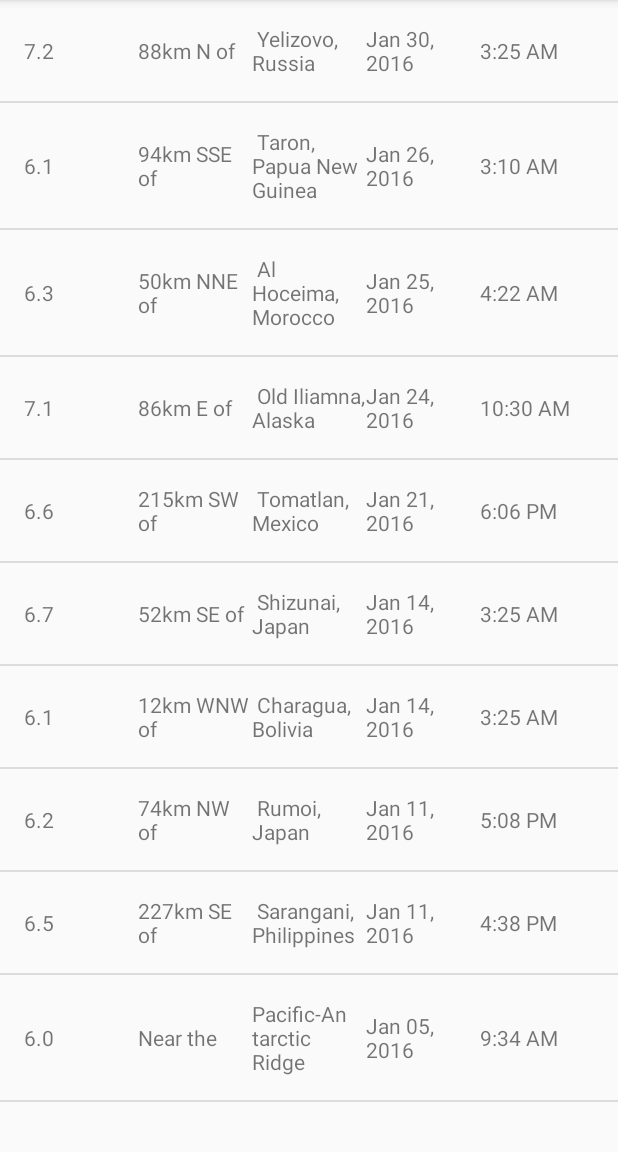
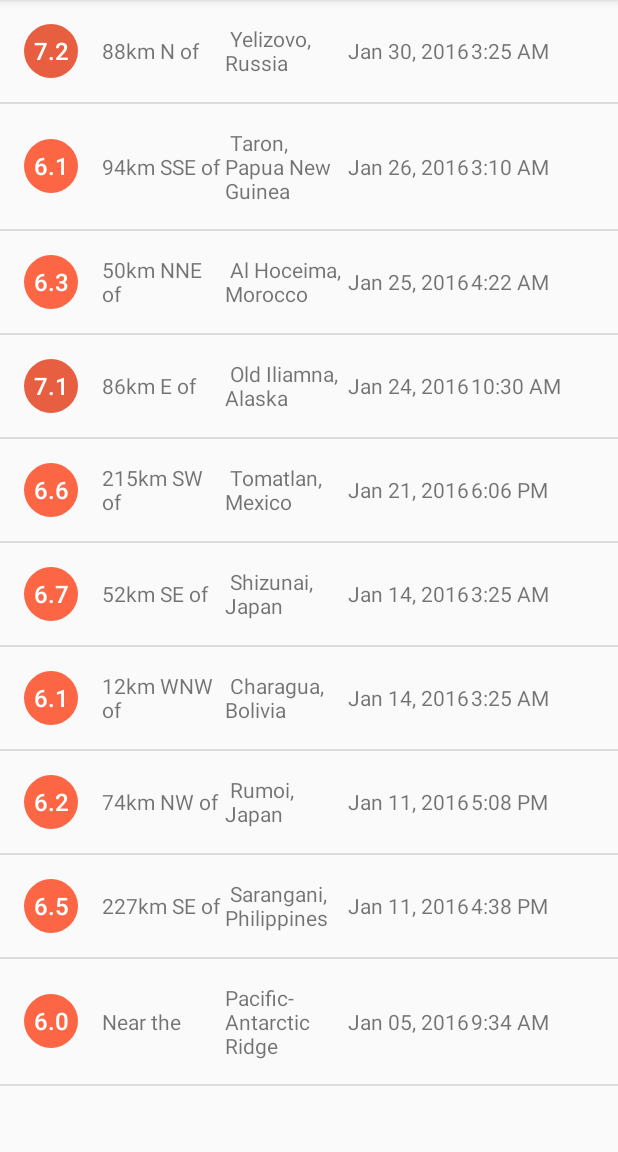
Before and after one commit to toddskinner/quakereport, an Android app: the screen it shows after launch (EarthquakeActivity), on a phone screen of 412 x 824 dp, the part 84-1236 px from its top. Run offline under Robolectric (Android 15) with nearby library versions, the phone set to English and light mode, and no system bars.

Commit message:
Add colored circles

```diff
--- a/app/src/main/java/com/example/android/quakereport/EarthquakeListAdapter.java
+++ b/app/src/main/java/com/example/android/quakereport/EarthquakeListAdapter.java
@@ -2,18 +2,20 @@ package com.example.android.quakereport;
 
 import android.app.Activity;
 import android.app.LauncherActivity;
+import android.support.v4.content.ContextCompat;
 import android.view.LayoutInflater;
 import android.view.View;
 import android.view.ViewGroup;
 import android.widget.ArrayAdapter;
 import android.widget.TextView;
-
+import android.graphics.drawable.GradientDrawable;
 import java.text.DecimalFormat;
 import java.text.SimpleDateFormat;
 import java.util.ArrayList;
 import java.util.Date;
 
 import static android.R.attr.format;
+import static android.support.v4.content.ContextCompat.getColor;
 import static com.example.android.quakereport.R.id.date;
 import static com.example.android.quakereport.R.id.time;
 
@@ -37,9 +39,14 @@ public class EarthquakeListAdapter extends ArrayAdapter<Earthquake> {
         Earthquake currentEarthquake = getItem(position);
 
         TextView magnitudeTextView = (TextView) convertView.findViewById(R.id.magnitude);
-        DecimalFormat formatter = new DecimalFormat("0.0");
-        String output = formatter.format(currentEarthquake.getMagnitude());
-        magnitudeTextView.setText(String.valueOf(output));
+        magnitudeTextView.setText(String.valueOf(formatMagnitude(currentEarthquake.getMagnitude())));
+        // Set the proper background color on the magnitude circle.
+        // Fetch the background from the TextView, which is a GradientDrawable.
+        GradientDrawable magnitudeCircle = (GradientDrawable) magnitudeTextView.getBackground();
+        // Get the appropriate background color based on the current earthquake magnitude
+        int magnitudeColor = getMagnitudeColor(currentEarthquake.getMagnitude());
+        // Set the color on the magnitude circle
+        magnitudeCircle.setColor(magnitudeColor);
 
         TextView locationOffsetTextView = (TextView) convertView.findViewById(R.id.locationOffset);
         String locationOffset = getLocationOffset(currentEarthquake.getLocation());
@@ -86,4 +93,37 @@ public class EarthquakeListAdapter extends ArrayAdapter<Earthquake> {
             return location;
         }
     }
+
+    public String formatMagnitude(double mag){
+        DecimalFormat formatter = new DecimalFormat("0.0");
+        return formatter.format(mag);
+    }
+
+    public int getMagnitudeColor(double magnitude){
+        switch((int) magnitude) {
+            case 0:
+            case 1:
+                return ContextCompat.getColor(getContext(), R.color.magnitude1);
+            case 2:
+                return ContextCompat.getColor(getContext(), R.color.magnitude2);
+            case 3:
+                return ContextCompat.getColor(getContext(), R.color.magnitude3);
+            case 4:
+                return ContextCompat.getColor(getContext(), R.color.magnitude4);
+            case 5:
+                return ContextCompat.getColor(getContext(), R.color.magnitude5);
+            case 6:
+                return ContextCompat.getColor(getContext(), R.color.magnitude6);
+            case 7:
+                return ContextCompat.getColor(getContext(), R.color.magnitude7);
+            case 8:
+                return ContextCompat.getColor(getContext(), R.color.magnitude8);
+            case 9:
+                return ContextCompat.getColor(getContext(), R.color.magnitude9);
+            case 10:
+                return ContextCompat.getColor(getContext(), R.color.magnitude10plus);
+            default:
+                return ContextCompat.getColor(getContext(), R.color.magnitude1);
+        }
+    }
 }
--- /dev/null
+++ b/app/src/main/res/drawable/magnitude_circle.xml
@@ -0,0 +1,10 @@
+<?xml version="1.0" encoding="utf-8"?>
+<!-- Background circle for the magnitude value -->
+<shape xmlns:android="http://schemas.android.com/apk/res/android"
+    android:shape="oval">
+    <solid android:color="@color/magnitude1" />
+    <size
+        android:width="36dp"
+        android:height="36dp" />
+    <corners android:radius="18dp" />
+</shape>
--- a/app/src/main/res/layout/earthquake.xml
+++ b/app/src/main/res/layout/earthquake.xml
@@ -7,12 +7,18 @@
     android:padding="16dp">
 
     <TextView
-        android:layout_width="0dp"
-        android:layout_height="wrap_content"
-        android:layout_weight="1"
-        android:id="@+id/magnitude"/>
+        android:layout_width="36dp"
+        android:layout_height="36dp"
+        android:layout_gravity="center_vertical"
+        android:background="@drawable/magnitude_circle"
+        android:fontFamily="sans-serif-medium"
+        android:gravity="center"
+        android:textColor="@android:color/white"
+        android:textSize="16sp"
+        android:id="@+id/magnitude" />
 
     <TextView
+        android:layout_marginLeft="16dp"
         android:layout_width="0dp"
         android:layout_height="wrap_content"
         android:layout_weight="1"
--- a/app/src/main/res/values/colors.xml
+++ b/app/src/main/res/values/colors.xml
@@ -22,4 +22,34 @@
 
     <!-- Accent color of the app -->
     <color name="colorAccent">#10CAC9</color>
+
+    <!-- Color for an earthquake with magnitude 0 and 2 -->
+    <color name="magnitude1">#4A7BA7</color>
+
+    <!-- Magnitude circle color for an earthquake with magnitude between 2 and 3 -->
+    <color name="magnitude2">#04B4B3</color>
+
+    <!-- Magnitude circle color for an earthquake with magnitude between 3 and 4 -->
+    <color name="magnitude3">#10CAC9</color>
+
+    <!-- Magnitude circle color for an earthquake with magnitude between 4 and 5 -->
+    <color name="magnitude4">#F5A623</color>
+
+    <!-- Magnitude circle color for an earthquake with magnitude between 5 and 6 -->
+    <color name="magnitude5">#FF7D50</color>
+
+    <!-- Magnitude circle color for an earthquake with magnitude between 6 and 7 -->
+    <color name="magnitude6">#FC6644</color>
+
+    <!-- Magnitude circle color for an earthquake with magnitude between 7 and 8 -->
+    <color name="magnitude7">#E75F40</color>
+
+    <!-- Magnitude circle color for an earthquake with magnitude between 8 and 9 -->
+    <color name="magnitude8">#E13A20</color>
+
+    <!-- Magnitude circle color for an earthquake with magnitude between 9 and 10 -->
+    <color name="magnitude9">#D93218</color>
+
+    <!-- Magnitude circle color for an earthquake with magnitude over 10 -->
+    <color name="magnitude10plus">#C03823</color>
 </resources>
```
